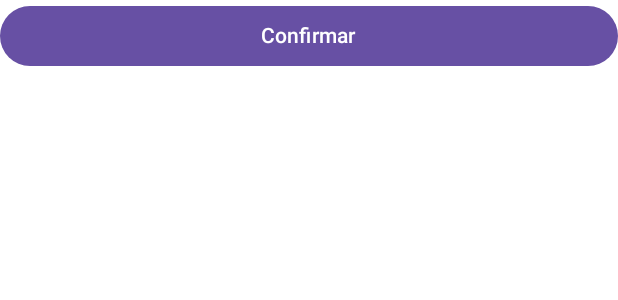
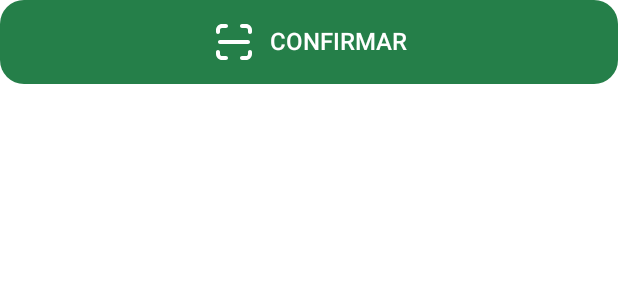
Before and after one commit to andre-tardelli/Nearby, an Android app built with Jetpack Compose: the @Preview function NearbyButtonPreview, on a phone screen of 412 x 824 dp. Shown: the top 300 px of the screen. Run offline under Robolectric (Android 15) with nearby library versions, the phone set to English and light mode, and no system bars.

Commit message:
Criação dos botões confirmar e botão seta esquerda

```diff
--- a/app/src/main/java/com/andretardelli/nearby/ui/component/NearbyButton.kt
+++ b/app/src/main/java/com/andretardelli/nearby/ui/component/NearbyButton.kt
@@ -1,27 +1,78 @@
 package com.andretardelli.nearby.ui.component
 
+import com.andretardelli.nearby.R
 import androidx.annotation.DrawableRes
+import androidx.compose.foundation.layout.Arrangement
+import androidx.compose.foundation.layout.PaddingValues
+import androidx.compose.foundation.layout.Row
 import androidx.compose.foundation.layout.fillMaxWidth
+import androidx.compose.foundation.layout.height
+import androidx.compose.foundation.layout.heightIn
+import androidx.compose.foundation.shape.RoundedCornerShape
 import androidx.compose.material3.Button
+import androidx.compose.material3.ButtonDefaults
+import androidx.compose.material3.Icon
 import androidx.compose.material3.Text
 import androidx.compose.runtime.Composable
+import androidx.compose.ui.Alignment
 import androidx.compose.ui.Modifier
+import androidx.compose.ui.res.painterResource
 import androidx.compose.ui.tooling.preview.Preview
+import androidx.compose.ui.unit.dp
+import com.andretardelli.nearby.ui.theme.GreenBase
+import com.andretardelli.nearby.ui.theme.Typography
 
 @Composable
 fun NearbyButton(
     modifier: Modifier = Modifier,
     text: String? = null,
-    @DrawableRes inconRes: Int? = null,
-    onClik: () -> Unit
+    @DrawableRes iconRes: Int? = null,
+    onClick: () -> Unit,
 ) {
-    Button(modifier = modifier, onClick = onClik) {
-        text?.let { Text(text = text) }
+    Button(
+        modifier = modifier.heightIn(min = 56.dp),
+        shape = RoundedCornerShape(16.dp),
+        contentPadding = if (text == null && iconRes != null) PaddingValues(0.dp) else ButtonDefaults.ContentPadding,
+        colors = ButtonDefaults.buttonColors(GreenBase),
+        onClick = onClick
+    ) {
+        Row(
+            verticalAlignment = Alignment.CenterVertically,
+            horizontalArrangement = Arrangement.spacedBy(8.dp)
+        ) {
+            iconRes?.let {
+                Icon(painter = painterResource(id = iconRes), contentDescription = "Ícone do botão")
+            }
+
+            text?.let { Text(text = text.uppercase(), style = Typography.labelLarge) }
+        }
     }
 }
 
 @Preview
 @Composable
 private fun NearbyButtonPreview() {
-    NearbyButton (modifier = Modifier.fillMaxWidth(), text = "Confirmar", inconRes = null) {}
+    NearbyButton(
+        modifier = Modifier.fillMaxWidth(),
+        text = "Confirmar",
+        iconRes = R.drawable.ic_scan
+    ) {}
 }
+
+@Preview
+@Composable
+private fun NearbyButtonNoIconPreview() {
+    NearbyButton(
+        modifier = Modifier.fillMaxWidth(),
+        text = "Confirmar",
+    ) {}
+}
+
+@Preview
+@Composable
+private fun NearbyButtonNoTextPreview() {
+    NearbyButton(
+        modifier = Modifier,
+        iconRes = R.drawable.ic_arrow_left
+    ) {}
+}
```
Also changed, not shown: app/src/main/java/com/andretardelli/nearby/ui/theme/Color.kt (+13 -6 lines), app/src/main/java/com/andretardelli/nearby/ui/theme/Theme.kt (+29 -37 lines), app/src/main/java/com/andretardelli/nearby/ui/theme/Type.kt (+62 -21 lines), gradle/libs.versions.toml (+4 -4 lines).
